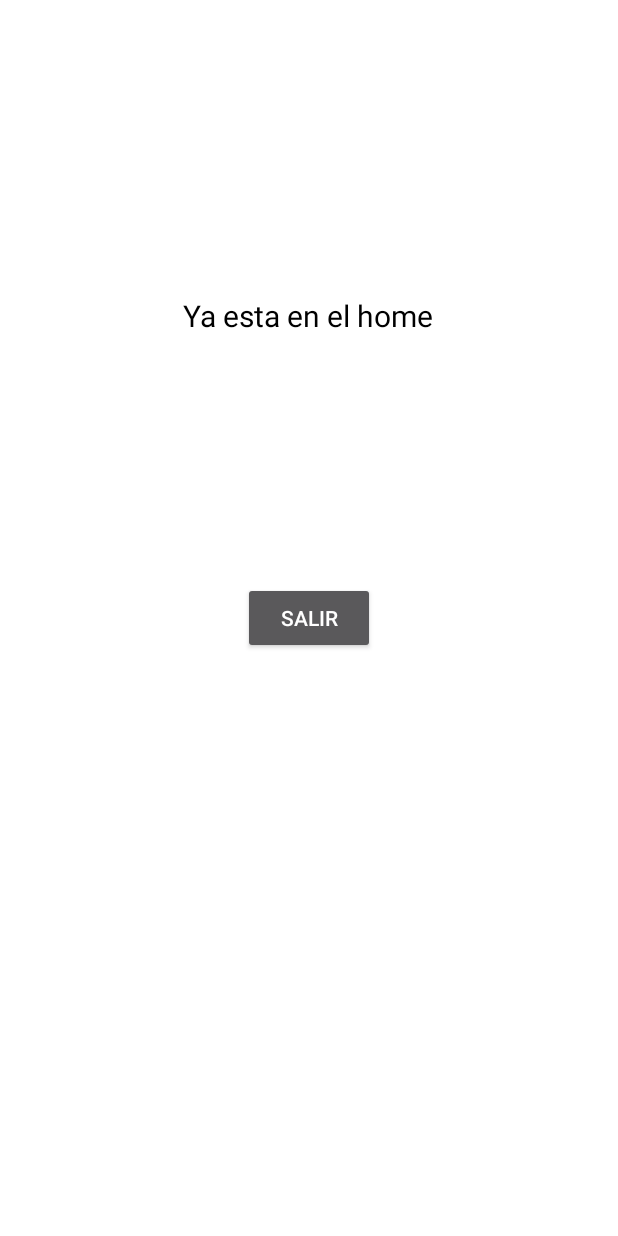
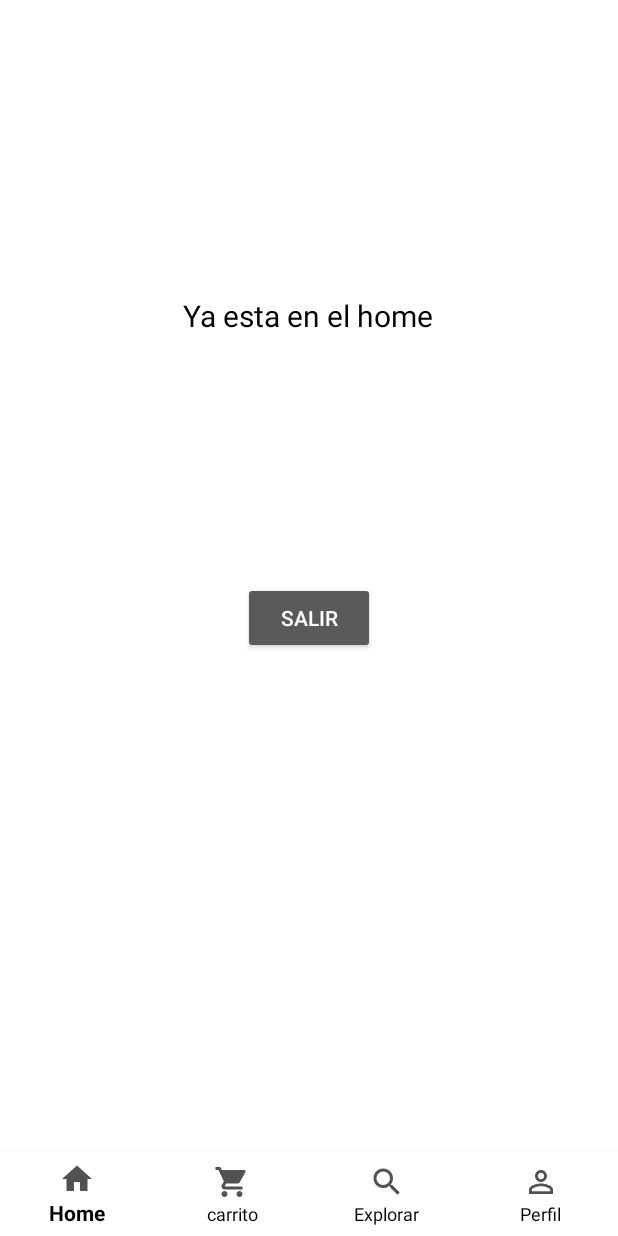
Before and after one commit to 2021-b-aplicaciones-moviles-computacion/movcom-pallo-amaguaya-kevin, an Android app: the HomeActivity screen opened directly, with no data from a screen before it, on a phone screen of 412 x 824 dp. Run offline under Robolectric (Android 15) with nearby library versions, the phone set to English and light mode, and no system bars.

Commit message:
update/proyecto navbar

```diff
--- a/Proyecto/app/src/main/java/com/example/istock/HomeActivity.kt
+++ b/Proyecto/app/src/main/java/com/example/istock/HomeActivity.kt
@@ -6,13 +6,34 @@ import android.os.Bundle
 import com.example.istock.extensions.Extensions.toast
 import com.example.istock.utils.FirebaseUtils.firebaseAuth
 import com.example.istock.views.CreateAccountActivityy
+import com.google.android.material.bottomnavigation.BottomNavigationView
 import kotlinx.android.synthetic.main.activity_home.*
 
 class HomeActivity : AppCompatActivity() {
     override fun onCreate(savedInstanceState: Bundle?) {
         super.onCreate(savedInstanceState)
         setContentView(R.layout.activity_home)
-
+        BottomNavigationView.OnNavigationItemSelectedListener { item ->
+            when(item.itemId) {
+                R.id.item1 -> {
+                    // Respond to navigation item 1 click
+                    true
+                }
+                R.id.item2 -> {
+                    // Respond to navigation item 2 click
+                    true
+                }
+                R.id.item3 -> {
+                    // Respond to navigation item 2 click
+                    true
+                }
+                R.id.item4 -> {
+                    // Respond to navigation item 2 click
+                    true
+                }
+                else -> false
+            }
+        }
         btnSignOut.setOnClickListener {
             firebaseAuth.signOut()
             startActivity(Intent(this, CreateAccountActivityy::class.java))
--- a/Proyecto/app/src/main/res/drawable/ic_baseline_home_24.xml
+++ b/Proyecto/app/src/main/res/drawable/ic_baseline_home_24.xml
@@ -1,5 +1,5 @@
-<vector android:height="24dp" android:tint="#2B2929"
+<vector android:height="24dp" android:tint="@color/grey_300"
     android:viewportHeight="24" android:viewportWidth="24"
     android:width="24dp" xmlns:android="http://schemas.android.com/apk/res/android">
-    <path android:fillColor="@android:color/white" android:pathData="M10,20v-6h4v6h5v-8h3L12,3 2,12h3v8z"/>
+    <path android:fillColor="@android:color/holo_blue_dark" android:pathData="M10,20v-6h4v6h5v-8h3L12,3 2,12h3v8z"/>
 </vector>
--- a/Proyecto/app/src/main/res/drawable/ic_baseline_person_outline_24.xml
+++ b/Proyecto/app/src/main/res/drawable/ic_baseline_person_outline_24.xml
@@ -1,5 +1,5 @@
-<vector android:height="24dp" android:tint="#2B2929"
+<vector android:height="24dp" android:tint="@color/grey_300"
     android:viewportHeight="24" android:viewportWidth="24"
     android:width="24dp" xmlns:android="http://schemas.android.com/apk/res/android">
-    <path android:fillColor="@android:color/white" android:pathData="M12,5.9c1.16,0 2.1,0.94 2.1,2.1s-0.94,2.1 -2.1,2.1S9.9,9.16 9.9,8s0.94,-2.1 2.1,-2.1m0,9c2.97,0 6.1,1.46 6.1,2.1v1.1L5.9,18.1L5.9,17c0,-0.64 3.13,-2.1 6.1,-2.1M12,4C9.79,4 8,5.79 8,8s1.79,4 4,4 4,-1.79 4,-4 -1.79,-4 -4,-4zM12,13c-2.67,0 -8,1.34 -8,4v3h16v-3c0,-2.66 -5.33,-4 -8,-4z"/>
+    <path android:fillColor="@android:color/holo_blue_dark" android:pathData="M12,5.9c1.16,0 2.1,0.94 2.1,2.1s-0.94,2.1 -2.1,2.1S9.9,9.16 9.9,8s0.94,-2.1 2.1,-2.1m0,9c2.97,0 6.1,1.46 6.1,2.1v1.1L5.9,18.1L5.9,17c0,-0.64 3.13,-2.1 6.1,-2.1M12,4C9.79,4 8,5.79 8,8s1.79,4 4,4 4,-1.79 4,-4 -1.79,-4 -4,-4zM12,13c-2.67,0 -8,1.34 -8,4v3h16v-3c0,-2.66 -5.33,-4 -8,-4z"/>
 </vector>
--- a/Proyecto/app/src/main/res/drawable/ic_baseline_search_24.xml
+++ b/Proyecto/app/src/main/res/drawable/ic_baseline_search_24.xml
@@ -1,5 +1,5 @@
-<vector android:height="24dp" android:tint="#2B2929"
+<vector android:height="24dp" android:tint="@color/grey_300"
     android:viewportHeight="24" android:viewportWidth="24"
     android:width="24dp" xmlns:android="http://schemas.android.com/apk/res/android">
-    <path android:fillColor="@android:color/white" android:pathData="M15.5,14h-0.79l-0.28,-0.27C15.41,12.59 16,11.11 16,9.5 16,5.91 13.09,3 9.5,3S3,5.91 3,9.5 5.91,16 9.5,16c1.61,0 3.09,-0.59 4.23,-1.57l0.27,0.28v0.79l5,4.99L20.49,19l-4.99,-5zM9.5,14C7.01,14 5,11.99 5,9.5S7.01,5 9.5,5 14,7.01 14,9.5 11.99,14 9.5,14z"/>
+    <path android:fillColor="@android:color/holo_blue_dark" android:pathData="M15.5,14h-0.79l-0.28,-0.27C15.41,12.59 16,11.11 16,9.5 16,5.91 13.09,3 9.5,3S3,5.91 3,9.5 5.91,16 9.5,16c1.61,0 3.09,-0.59 4.23,-1.57l0.27,0.28v0.79l5,4.99L20.49,19l-4.99,-5zM9.5,14C7.01,14 5,11.99 5,9.5S7.01,5 9.5,5 14,7.01 14,9.5 11.99,14 9.5,14z"/>
 </vector>
--- a/Proyecto/app/src/main/res/drawable/ic_baseline_shopping_cart_24.xml
+++ b/Proyecto/app/src/main/res/drawable/ic_baseline_shopping_cart_24.xml
@@ -1,5 +1,5 @@
-<vector android:height="24dp" android:tint="#2B2929"
+<vector android:height="24dp" android:tint="@color/grey_300"
     android:viewportHeight="24" android:viewportWidth="24"
     android:width="24dp" xmlns:android="http://schemas.android.com/apk/res/android">
-    <path android:fillColor="@android:color/white" android:pathData="M7,18c-1.1,0 -1.99,0.9 -1.99,2S5.9,22 7,22s2,-0.9 2,-2 -0.9,-2 -2,-2zM1,2v2h2l3.6,7.59 -1.35,2.45c-0.16,0.28 -0.25,0.61 -0.25,0.96 0,1.1 0.9,2 2,2h12v-2L7.42,15c-0.14,0 -0.25,-0.11 -0.25,-0.25l0.03,-0.12 0.9,-1.63h7.45c0.75,0 1.41,-0.41 1.75,-1.03l3.58,-6.49c0.08,-0.14 0.12,-0.31 0.12,-0.48 0,-0.55 -0.45,-1 -1,-1L5.21,4l-0.94,-2L1,2zM17,18c-1.1,0 -1.99,0.9 -1.99,2s0.89,2 1.99,2 2,-0.9 2,-2 -0.9,-2 -2,-2z"/>
+    <path android:fillColor="@android:color/holo_blue_dark" android:pathData="M7,18c-1.1,0 -1.99,0.9 -1.99,2S5.9,22 7,22s2,-0.9 2,-2 -0.9,-2 -2,-2zM1,2v2h2l3.6,7.59 -1.35,2.45c-0.16,0.28 -0.25,0.61 -0.25,0.96 0,1.1 0.9,2 2,2h12v-2L7.42,15c-0.14,0 -0.25,-0.11 -0.25,-0.25l0.03,-0.12 0.9,-1.63h7.45c0.75,0 1.41,-0.41 1.75,-1.03l3.58,-6.49c0.08,-0.14 0.12,-0.31 0.12,-0.48 0,-0.55 -0.45,-1 -1,-1L5.21,4l-0.94,-2L1,2zM17,18c-1.1,0 -1.99,0.9 -1.99,2s0.89,2 1.99,2 2,-0.9 2,-2 -0.9,-2 -2,-2z"/>
 </vector>
--- a/Proyecto/app/src/main/res/layout/activity_home.xml
+++ b/Proyecto/app/src/main/res/layout/activity_home.xml
@@ -29,4 +29,17 @@
         app:layout_constraintEnd_toEndOf="parent"
         app:layout_constraintStart_toStartOf="parent"
         app:layout_constraintTop_toTopOf="parent" />
+
+    <com.google.android.material.bottomnavigation.BottomNavigationView
+        android:id="@+id/bottom_navigation"
+        android:layout_width="match_parent"
+        android:layout_height="wrap_content"
+        android:background="@color/white"
+        app:itemIconTint="@color/black_500"
+        app:itemTextColor="@color/black"
+        app:labelVisibilityMode="labeled"
+        app:layout_constraintBottom_toBottomOf="parent"
+        app:layout_constraintEnd_toEndOf="parent"
+        app:layout_constraintStart_toStartOf="parent"
+        app:menu="@menu/bottom_navigation_menu" />
 </androidx.constraintlayout.widget.ConstraintLayout>
--- a/Proyecto/app/src/main/res/menu/bottom_navigation_menu.xml
+++ b/Proyecto/app/src/main/res/menu/bottom_navigation_menu.xml
@@ -1,4 +1,23 @@
 <?xml version="1.0" encoding="utf-8"?>
 <menu xmlns:android="http://schemas.android.com/apk/res/android">
-
+    <item
+        android:id="@+id/page_1"
+        android:enabled="true"
+        android:icon="@drawable/ic_baseline_home_24"
+        android:title="@string/home"/>
+    <item
+        android:id="@+id/page_2"
+        android:enabled="true"
+        android:icon="@drawable/ic_baseline_shopping_cart_24"
+        android:title="@string/carrito"/>
+    <item
+        android:id="@+id/page_3"
+        android:enabled="true"
+        android:icon="@drawable/ic_baseline_search_24"
+        android:title="@string/explorar"/>
+    <item
+        android:id="@+id/page_4"
+        android:enabled="true"
+        android:icon="@drawable/ic_baseline_person_outline_24"
+        android:title="@string/perfil"/>
 </menu>
--- a/Proyecto/app/src/main/res/values/strings.xml
+++ b/Proyecto/app/src/main/res/values/strings.xml
@@ -8,4 +8,8 @@
     <string name="sign_in">Inicia sesión para empezar</string>
     <string name="you_are_signed_in">Ya esta en el home</string>
     <string name="sign_out">Salir</string>
+    <string name="home">Home</string>
+    <string name="carrito">carrito</string>
+    <string name="explorar">Explorar</string>
+    <string name="perfil">Perfil</string>
 </resources>
--- a/Proyecto/app/src/main/res/values/themes.xml
+++ b/Proyecto/app/src/main/res/values/themes.xml
@@ -2,9 +2,10 @@
     <!-- Base application theme. -->
     <style name="Theme.IStock" parent="Theme.MaterialComponents.DayNight.DarkActionBar">
         <!-- Primary brand color. -->
+        <item name="bottomNavigationStyle">@style/Widget.MaterialComponents.BottomNavigationView.Colored</item>
         <item name="colorPrimary">@color/purple_500</item>
         <item name="colorPrimaryVariant">@color/purple_700</item>
-        <item name="colorOnPrimary">@color/black_500</item>
+        <item name="colorOnPrimary">@color/blue</item>
         <!-- Secondary brand color. -->
         <item name="colorSecondary">@color/teal_200</item>
         <item name="colorSecondaryVariant">@color/teal_700</item>
```
Also changed, not shown: 1 other file.
